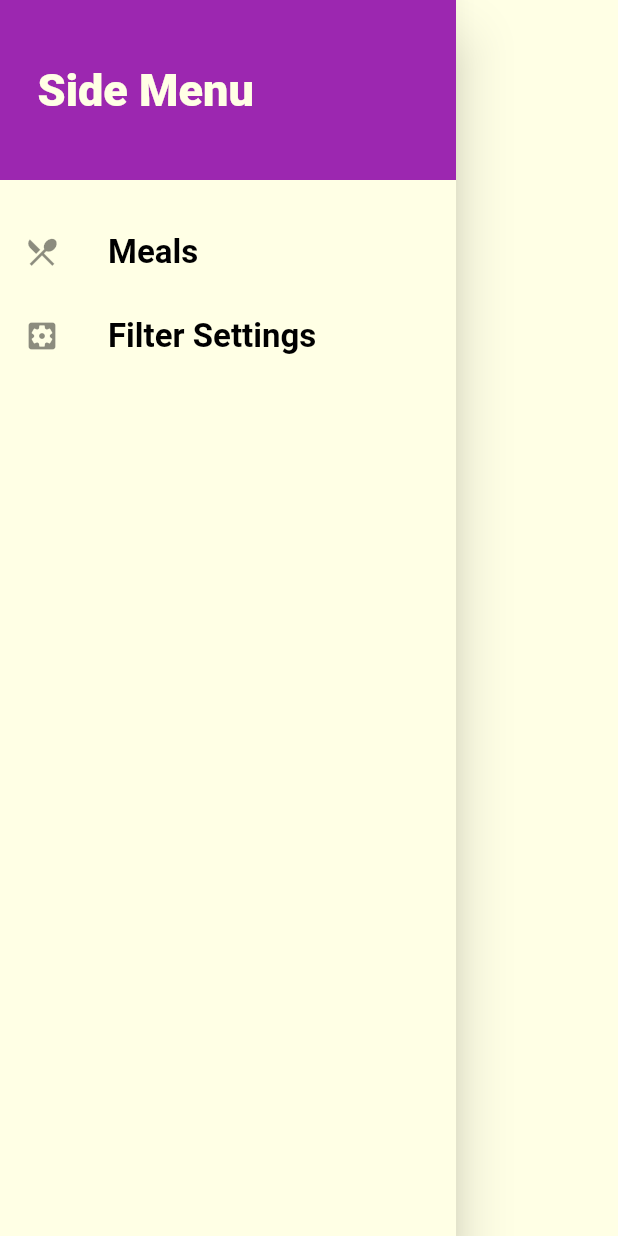
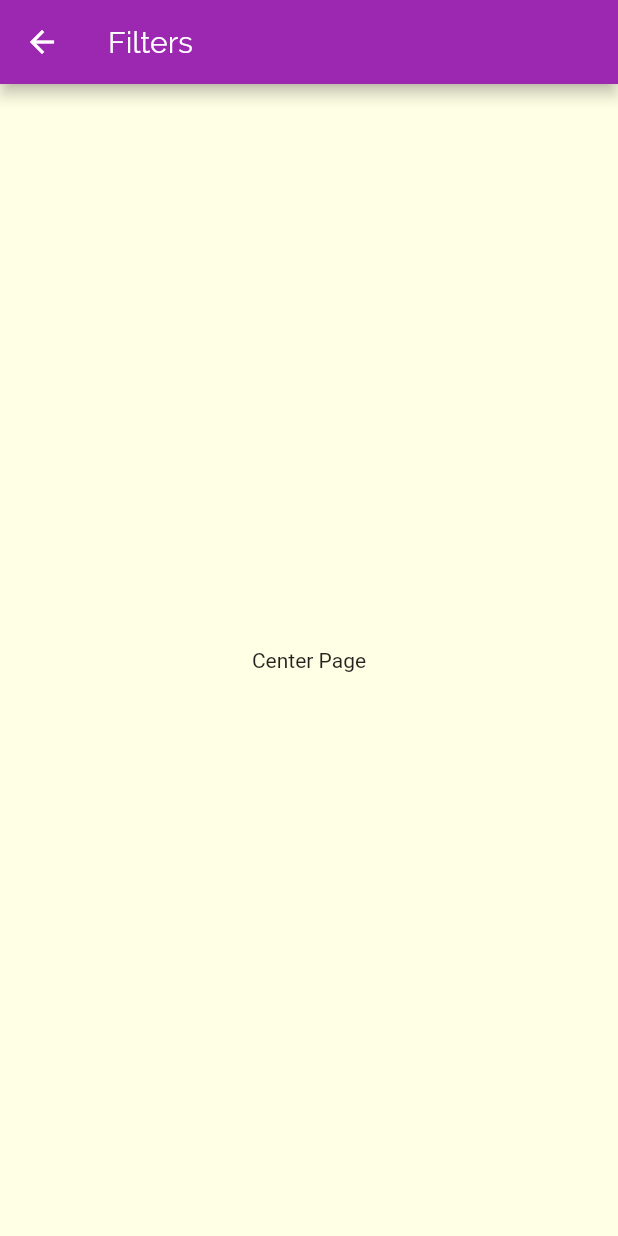
Before and after one commit to dipinkp1993/FoodZoned, a Flutter app: the MainDrawer widget shown alone on an empty page, opened directly, after a tap on "Filter Settings", on a phone screen of 412 x 824 dp. Run offline on Flutter 3.47's test engine with Material 2 defaults, Android fonts, the phone set to English and light mode, and no system bars.

Commit message:
added links to drawer

```diff
--- a/lib/main.dart
+++ b/lib/main.dart
@@ -4,6 +4,7 @@ import './pages/category_recipe_page.dart';
 import './pages/meal_recipe_page.dart';
 import './pages/tabs_page.dart';
 import './pages/tabs_page_bottom.dart';
+import './pages/filter_page.dart';
 
 void main() => runApp(MyApp());
 
@@ -29,6 +30,7 @@ class MyApp extends StatelessWidget {
       routes: {
         CategoryRecipePage.routeName: (ctx) => CategoryRecipePage(),
         MealRecipeDetail.routeName: (ctx) => MealRecipeDetail(),
+        FilterPage.routeName: (ctx) => FilterPage(),
       },
       onUnknownRoute: (settings) {
         return MaterialPageRoute(builder: (ctx) => CategoriesPage());
--- /dev/null
+++ b/lib/pages/filter_page.dart
@@ -0,0 +1,16 @@
+import 'package:flutter/material.dart';
+
+class FilterPage extends StatelessWidget {
+  static const routeName = '/filter';
+  @override
+  Widget build(BuildContext context) {
+    return Scaffold(
+      appBar: AppBar(
+        title: Text("Filters"),
+      ),
+      body: Center(
+        child: Text("Center Page"),
+      ),
+    );
+  }
+}
--- a/lib/widgets/main_drawer.dart
+++ b/lib/widgets/main_drawer.dart
@@ -1,7 +1,8 @@
 import 'package:flutter/material.dart';
+import '../pages/filter_page.dart';
 
 class MainDrawer extends StatelessWidget {
-  Widget buildListTile(String titleName, IconData icon) {
+  Widget buildListTile(String titleName, IconData icon, Function tapHandler) {
     return ListTile(
       leading: Icon(
         icon,
@@ -15,7 +16,7 @@ class MainDrawer extends StatelessWidget {
           fontWeight: FontWeight.bold,
         ),
       ),
-      onTap: () {},
+      onTap: tapHandler,
     );
   }
 
@@ -42,8 +43,12 @@ class MainDrawer extends StatelessWidget {
           SizedBox(
             height: 20,
           ),
-          buildListTile('Meals', Icons.restaurant_menu),
-          buildListTile('Filter Settings', Icons.settings_applications),
+          buildListTile('Meals', Icons.restaurant_menu, () {
+            Navigator.of(context).pushNamed('/');
+          }),
+          buildListTile('Filter Settings', Icons.settings_applications, () {
+            Navigator.of(context).pushNamed(FilterPage.routeName);
+          }),
         ],
       ),
     );
```
